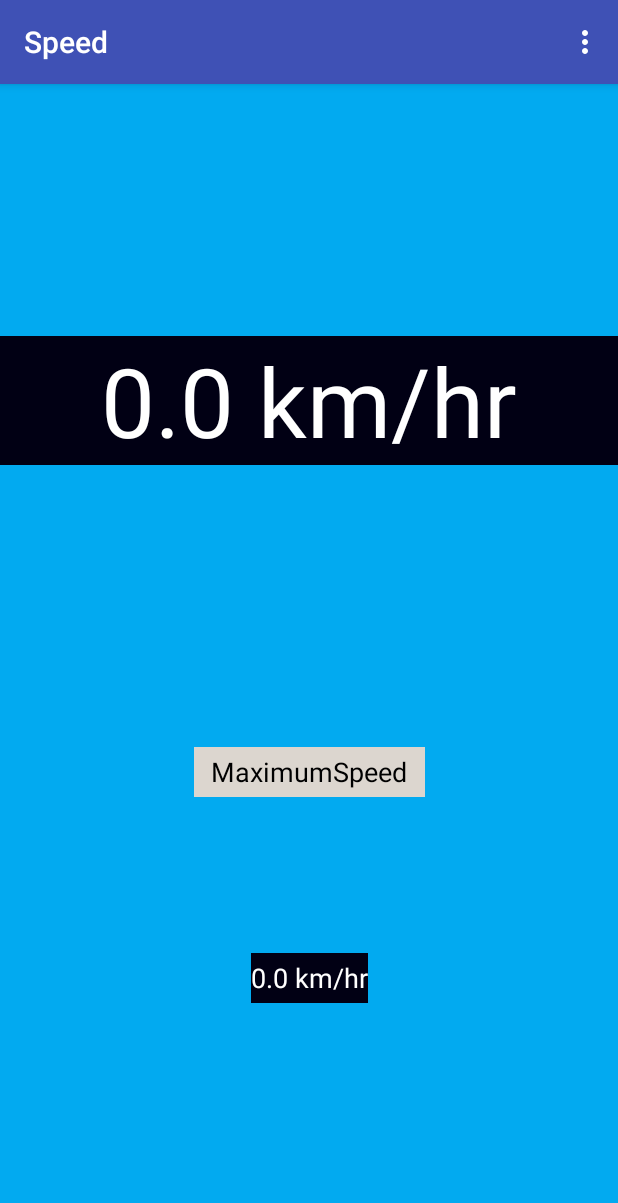
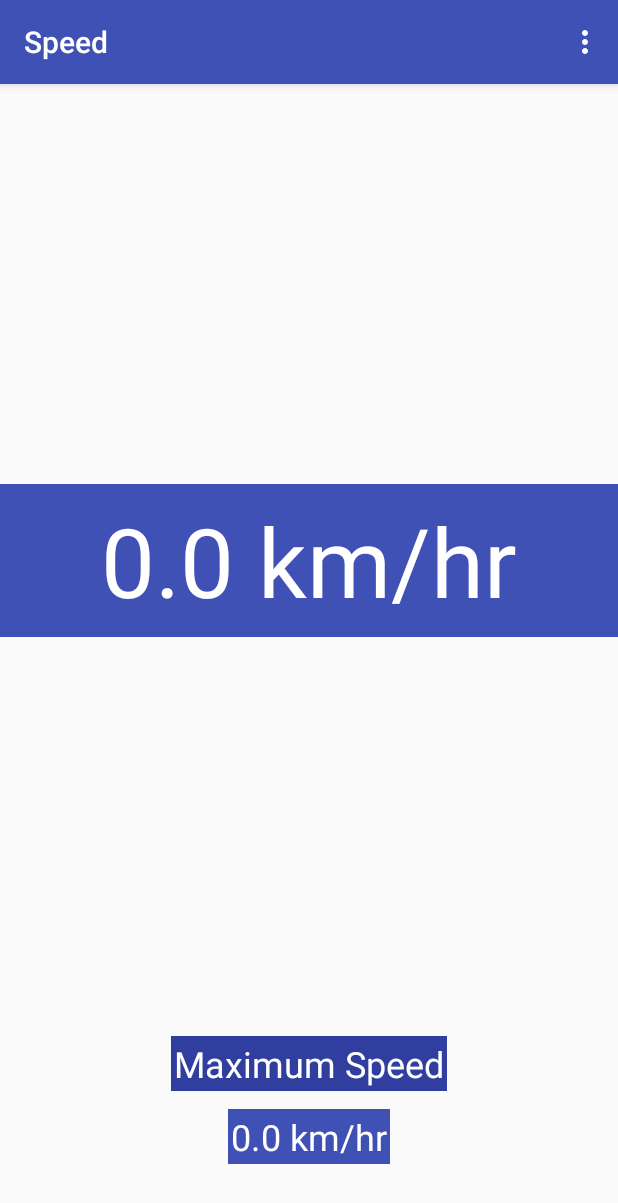
Before and after one commit to vonkratzmann/SpeedDisplay, an Android app: the screen it shows after launch (MainActivity), on a phone screen of 412 x 824 dp. Shown: the top 1203 px of the screen. Run offline under Robolectric (Android 15) with nearby library versions, the phone set to English and light mode, and no system bars.

Commit message:
Added styles and themes

```diff
--- a/app/src/main/res/layout/activity_main.xml
+++ b/app/src/main/res/layout/activity_main.xml
@@ -18,7 +18,6 @@
             android:layout_height="?attr/actionBarSize"
             android:background="?attr/colorPrimary"
             app:popupTheme="@style/AppTheme.PopupOverlay"/>
-
     </android.support.design.widget.AppBarLayout>
 
     <include layout="@layout/content_main"/>
--- a/app/src/main/res/layout/content_main.xml
+++ b/app/src/main/res/layout/content_main.xml
@@ -5,60 +5,48 @@
     xmlns:tools="http://schemas.android.com/tools"
     android:layout_width="match_parent"
     android:layout_height="match_parent"
-    android:background="#02aaf0"
     app:layout_behavior="@string/appbar_scrolling_view_behavior"
     tools:context=".MainActivity"
-    tools:layout_editor_absoluteY="81dp"
     tools:showIn="@layout/activity_main">
 
     <TextView
         android:id="@+id/tv_CurrentSpeed"
+        style="@style/LargeTextView"
         android:layout_width="0dp"
         android:layout_height="wrap_content"
-        android:layout_marginBottom="24dp"
-        android:layout_marginTop="64dp"
-        android:background="#010014"
         android:gravity="center"
         android:text="@string/speed"
-        android:textColor="#FFFFFF"
-        android:textSize="64sp"
         app:layout_constraintBottom_toTopOf="@+id/tv_MaxSpeedTitle"
         app:layout_constraintEnd_toEndOf="parent"
         app:layout_constraintStart_toStartOf="parent"
-        app:layout_constraintTop_toTopOf="parent"/>
+        app:layout_constraintTop_toTopOf="parent"
+        app:layout_constraintVertical_bias="0.5"
+        app:layout_constraintVertical_chainStyle="spread"/>
 
     <TextView
         android:id="@+id/tv_MaxSpeedTitle"
-        android:layout_width="154dp"
-        android:layout_height="33dp"
-        android:layout_marginEnd="8dp"
-        android:layout_marginStart="8dp"
-        android:layout_marginTop="60dp"
-        android:background="#dcd6cf"
+        style="@style/MediumTextViewHeading"
+        android:layout_width="wrap_content"
+        android:layout_height="wrap_content"
         android:gravity="center"
         android:text="@string/max_speed_title"
-        android:textColor="#000000"
-        android:textSize="18sp"
         app:layout_constraintBottom_toTopOf="@+id/tv_MaxSpeed"
         app:layout_constraintEnd_toEndOf="parent"
+        app:layout_constraintHorizontal_bias="0.5"
         app:layout_constraintStart_toStartOf="parent"
-        app:layout_constraintTop_toBottomOf="@+id/tv_CurrentSpeed"/>
+        />
 
     <TextView
         android:id="@+id/tv_MaxSpeed"
+        style="@style/MediumTextView"
         android:layout_width="wrap_content"
-        android:layout_height="33dp"
-        android:layout_marginBottom="51dp"
-        android:layout_marginEnd="8dp"
-        android:layout_marginStart="8dp"
-        android:background="#010014"
+        android:layout_height="wrap_content"
+        android:layout_marginBottom="48dp"
         android:gravity="center"
-        android:textColor="#FFFFFF"
-        android:textSize="18sp"
+        android:text="@string/max_speed_title"
         app:layout_constraintBottom_toBottomOf="parent"
         app:layout_constraintEnd_toEndOf="parent"
-        app:layout_constraintStart_toStartOf="parent"
-        app:layout_constraintTop_toBottomOf="@+id/tv_MaxSpeedTitle"/>
-
+        app:layout_constraintHorizontal_bias="0.5"
+        app:layout_constraintStart_toStartOf="parent"/>
 
 </android.support.constraint.ConstraintLayout>
--- a/app/src/main/res/values/colors.xml
+++ b/app/src/main/res/values/colors.xml
@@ -3,4 +3,21 @@
     <color name="colorPrimary">#3F51B5</color>
     <color name="colorPrimaryDark">#303F9F</color>
     <color name="colorAccent">#FF4081</color>
+
+    <color name="White">#FFFFFFFF</color>
+    <color name="Silver">#FFC0C0C0</color>
+    <color name="Gray">#FF808080</color>
+    <color name="Black">#FF000000</color>
+    <color name="Red">#FFFF0000</color>
+    <color name="Maroon">#FF800000</color>
+    <color name="Yellow">#FFFFFF00</color>
+    <color name="Olive">#FF808000</color>
+    <color name="Lime">#FF00FF00</color>
+    <color name="Green">#FF008000</color>
+    <color name="Aqua">#FF00FFFF</color>
+    <color name="Teal">#FF008080</color>
+    <color name="Blue">#FF0000FF</color>
+    <color name="Navy">#FF000080</color>
+    <color name="Fuchsia">#FFFF00FF</color>
+    <color name="Purple">#FF800080</color>
 </resources>
--- a/app/src/main/res/values/dimens.xml
+++ b/app/src/main/res/values/dimens.xml
@@ -1,3 +1,14 @@
 <resources>
     <dimen name="fab_margin">16dp</dimen>
+    <dimen name="large_text_size">64dp</dimen>
+    <dimen name="medium_text_size">24dp</dimen>
+    <dimen name="small_text_size">12dp</dimen>
+
+    <dimen name="large_margin">32dp</dimen>
+    <dimen name="medium_margin">8dp</dimen>
+    <dimen name="small_margin">4dp</dimen>
+
+    <dimen name="large_padding">8dp</dimen>
+    <dimen name="medium_padding">2dp</dimen>
+    <dimen name="small_padding">1dp</dimen>
 </resources>
--- a/app/src/main/res/values/strings.xml
+++ b/app/src/main/res/values/strings.xml
@@ -12,7 +12,7 @@
 
     <!-- text/edit views default values and text -->
     <string name="speed">0.0 km/hr</string>
-    <string name="max_speed_title">MaximumSpeed</string>
+    <string name="max_speed_title">Maximum Speed</string>
 
 
     <!-- Settings activity strings -->
--- a/app/src/main/res/values/styles.xml
+++ b/app/src/main/res/values/styles.xml
@@ -13,7 +13,42 @@
         <item name="windowNoTitle">true</item>
     </style>
 
+    <!-- Impacts action bar text colour-->
     <style name="AppTheme.AppBarOverlay" parent="ThemeOverlay.AppCompat.Dark.ActionBar"/>
+    <!-- impacts popups such as menus-->
     <style name="AppTheme.PopupOverlay" parent="ThemeOverlay.AppCompat.Light"/>
 
+    <style name="LargeTextView" parent="Theme.AppCompat.Light">
+        <item name="android:textSize">@dimen/large_text_size</item>
+        <item name="android:padding">@dimen/large_padding</item>
+        <item name="android:background">@color/colorPrimary</item>
+        <item name="android:textColor">@color/White</item>
+    </style>
+
+    <style name="MediumTextView" parent="Theme.AppCompat.Light">
+        <item name="android:textSize">@dimen/medium_text_size</item>
+        <item name="android:padding">@dimen/medium_padding</item>
+        <item name="android:background">@color/colorPrimary</item>
+        <item name="android:textColor">@color/White</item>
+        <item name="android:layout_marginTop">12dp</item>
+        <item name="android:layout_marginBottom">64dp</item>
+    </style>
+
+    <style name="MediumTextViewHeading" parent="Theme.AppCompat.Light">
+        <item name="android:textSize">@dimen/medium_text_size</item>
+        <item name="android:padding">@dimen/medium_padding</item>
+        <item name="android:background">@color/colorPrimaryDark</item>
+        <item name="android:textColor">@color/White</item>
+        <item name="android:layout_margin">12dp</item>
+
+    </style>
+
+    <style name="SmallTextView" parent="Theme.AppCompat.Light">
+        <item name="android:textSize">@dimen/small_text_size</item>
+        <item name="android:padding">@dimen/small_padding</item>
+        <item name="android:background">@color/colorPrimary</item>
+        <item name="android:textColor">@color/White</item>
+
+    </style>
+
 </resources>
```
